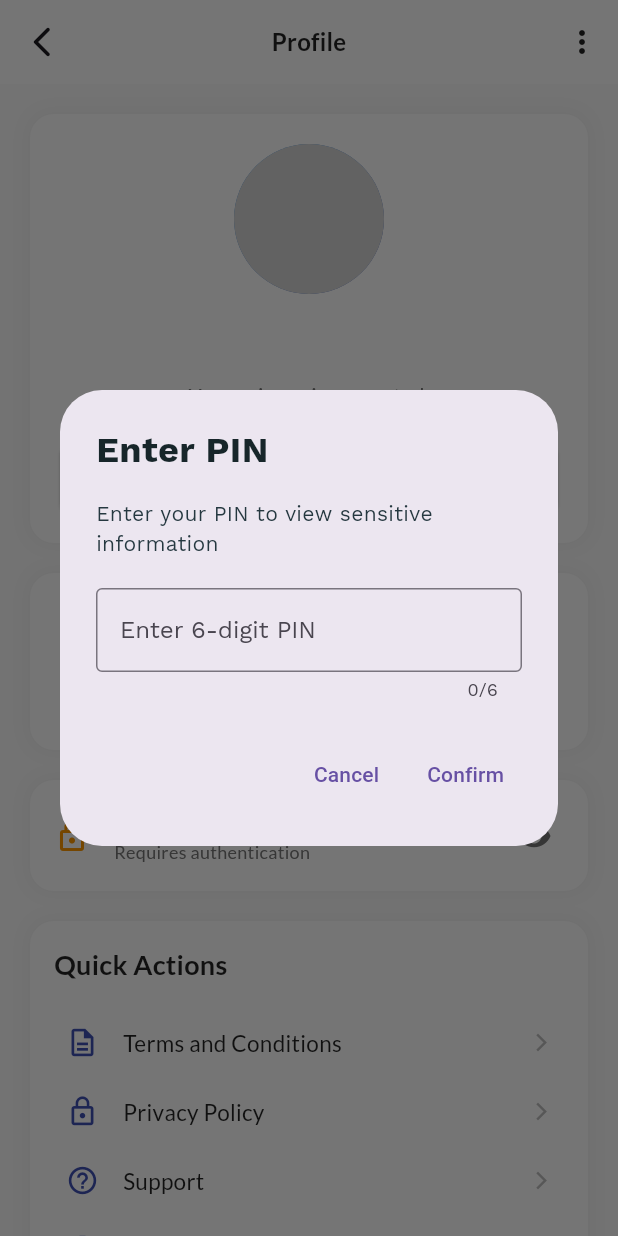
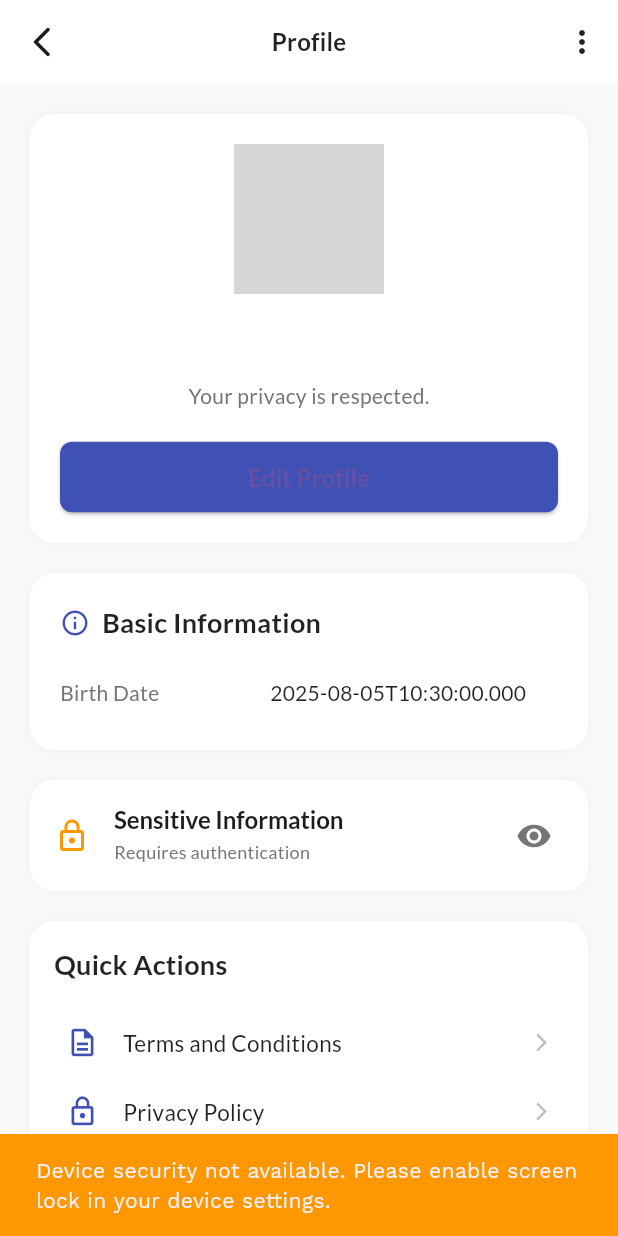
Before and after one commit to tehnczon/projectecho2.0, a Flutter app: the UserProfile screen opened by its route, after a tap on "Sensitive Information", on a phone screen of 412 x 824 dp. Run offline on Flutter 3.47's test engine with Material 3 defaults, Android fonts, the phone set to English and light mode, and no system bars; our stand-ins replace carousel_slider, cloud_firestore, firebase_auth, firebase_core, fl_chart, flutter_animate and 12 more; missing offline and left inert: flutter_initicon; accounts and stored records are empty; grey boxes are pictures that could not be loaded.

Commit message:
local_auth

```diff
--- a/lib/screens/userProfile.dart
+++ b/lib/screens/userProfile.dart
@@ -77,24 +77,22 @@ class _UserProfileState extends State<UserProfile> {
       final bool isDeviceSupported = await auth.isDeviceSupported();
 
       if (!canCheckBiometrics || !isDeviceSupported) {
-        // Fallback to showing a dialog if biometrics not available
-        _showPinDialog();
-        return;
-      }
-
-      final List<BiometricType> availableBiometrics =
-          await auth.getAvailableBiometrics();
-
-      if (availableBiometrics.isEmpty) {
-        _showPinDialog();
+        ScaffoldMessenger.of(context).showSnackBar(
+          const SnackBar(
+            content: Text(
+              'Device security not available. Please enable screen lock in your device settings.',
+            ),
+            backgroundColor: Colors.orange,
+          ),
+        );
         return;
       }
 
       final bool authenticated = await auth.authenticate(
-        localizedReason: 'Authenticate to view sensitive information',
+        localizedReason: 'Authenticate to view sensitive health information',
         options: const AuthenticationOptions(
           stickyAuth: true,
-          biometricOnly: false,
+          biometricOnly: false, // This allows PIN/Pattern/Password as fallback
         ),
       );
 
```
